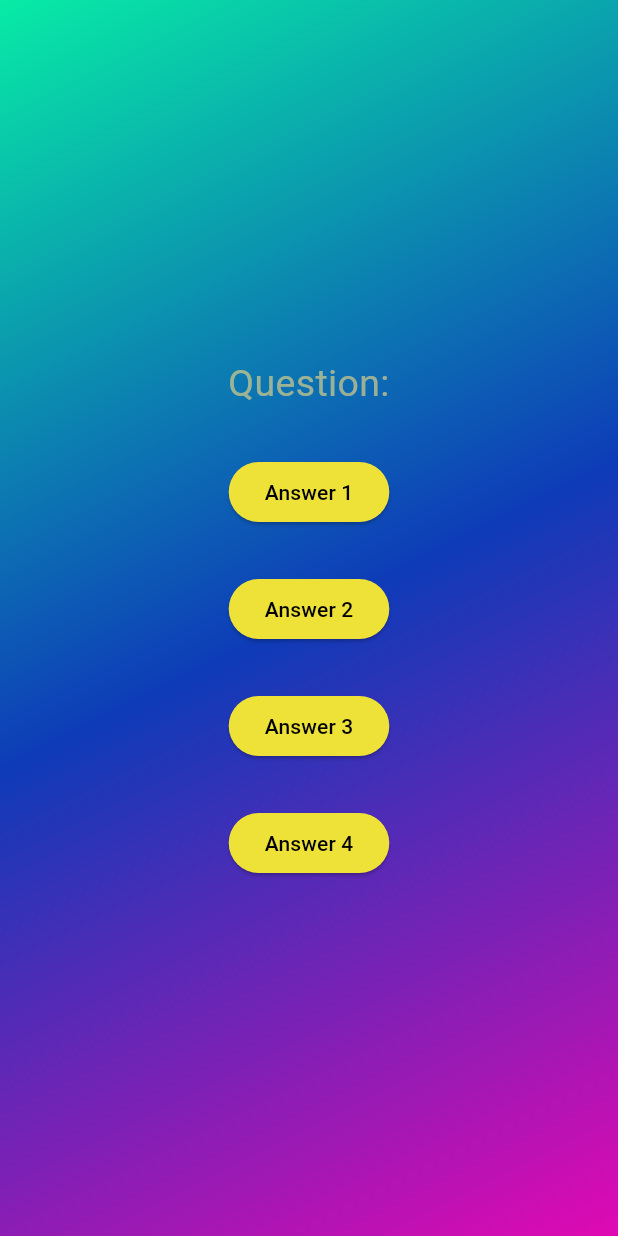
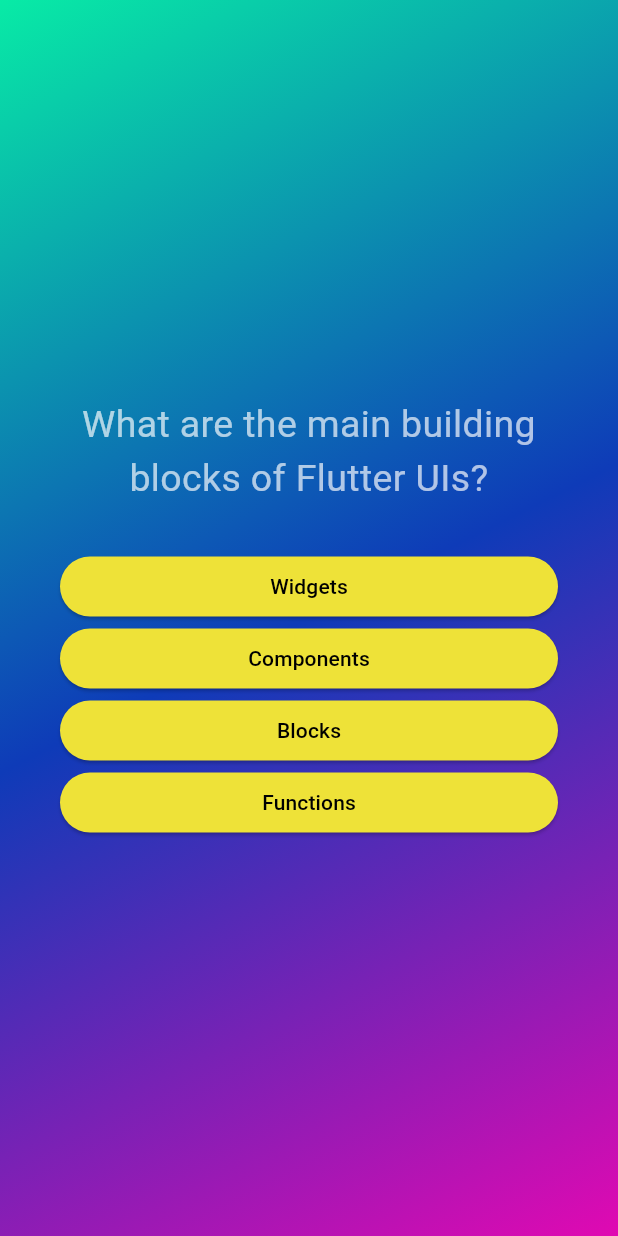
Before and after one commit to yhoyo-stelk08/quiz_app, a Flutter app: the screen it shows after launch, after a tap on "Start Quiz", on a phone screen of 412 x 824 dp. Run offline on Flutter 3.47's test engine with Material 3 defaults, Android fonts, the phone set to English and light mode, and no system bars.

Commit message:
feat: mapping the the question class and return each AnswerButton widget
 On branch working
 Changes to be committed:
	modified:   lib/question_screen.dart

```diff
--- a/lib/question_screen.dart
+++ b/lib/question_screen.dart
@@ -1,5 +1,6 @@
 import 'package:flutter/material.dart';
 import 'package:quiz_app/answer_button.dart';
+import 'package:quiz_app/data/question.dart';
 
 class QuestionScreen extends StatefulWidget {
   const QuestionScreen({super.key});
@@ -11,42 +12,39 @@ class QuestionScreen extends StatefulWidget {
 }
 
 // dummy function
-void onTap(){}
+void onTap() {}
 
 class _QuestionScreenState extends State<QuestionScreen> {
   @override
   Widget build(context) {
-    return const Center(
+    final currentQuestion = questions[0];
+    return Center(
+      child: Container(
+        margin: const EdgeInsets.all(40),
         child: Column(
           mainAxisSize: MainAxisSize.min,
+          crossAxisAlignment: CrossAxisAlignment.stretch,
           children: [
             // Text widget for the question
             Text(
-            'Question:',
+              currentQuestion.question,
               textAlign: TextAlign.center,
-            style: TextStyle(
+              style: const TextStyle(
                 fontSize: 25,
-              color: Color.fromARGB(174, 221, 208, 136),
+                color: Color.fromARGB(173, 254, 254, 254),
               ),
             ),
             // SizedBox
-          SizedBox(
+            const SizedBox(
               height: 30,
             ),
-          AnswerButton(answerText: 'Answer 1', onTap: onTap),
-          SizedBox(
-            height: 30,
+            ...currentQuestion.answers.map(
+              (answer) {
+                return AnswerButton(answerText: answer, onTap: onTap);
+              },
             ),
-          AnswerButton(answerText: 'Answer 2', onTap: onTap),
-          SizedBox(
-            height: 30,
+          ],
         ),
-          AnswerButton(answerText: 'Answer 3', onTap: onTap),
-          SizedBox(
-            height: 30,
-          ),
-          AnswerButton(answerText: 'Answer 4', onTap: onTap),
-        ],
       ),
     );
   }
```
Lines whose indentation alone changed are shown as unchanged.
